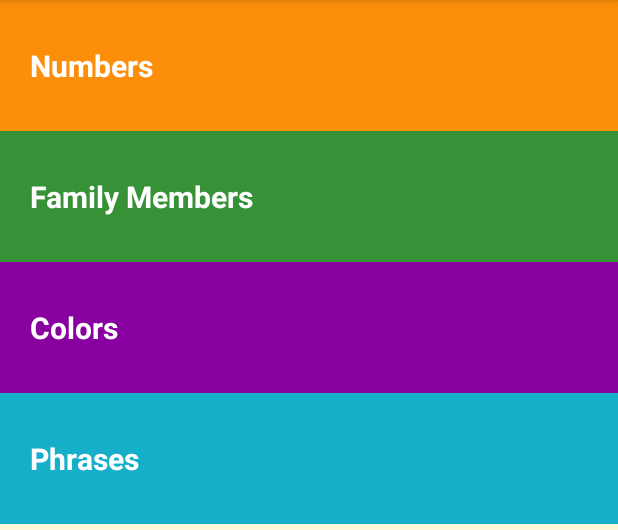
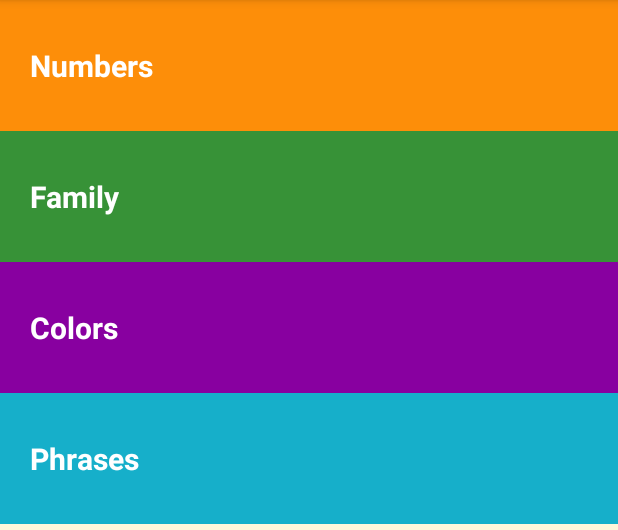
Before and after one commit to Christinepeng/LearningChineseBasicWordApp, an Android app: the screen it shows after launch (MainActivity), on a phone screen of 412 x 824 dp, the part 84-614 px from its top. Run offline under Robolectric (Android 15) with nearby library versions, the phone set to English and light mode, and no system bars.

Commit message:
MainActivity change to MVVM - finish

```diff
--- a/app/src/main/java/com/renameExample/android/learnChinese/view/CategoryAdapter.kt
+++ b/app/src/main/java/com/renameExample/android/learnChinese/view/CategoryAdapter.kt
@@ -1,25 +1,18 @@
 package com.renameExample.android.learnChinese.view
 
-import android.support.v4.content.ContextCompat
-import android.support.v7.widget.RecyclerView
 import android.view.LayoutInflater
 import android.view.View
 import android.view.ViewGroup
 import android.widget.TextView
+import androidx.core.content.ContextCompat
+import androidx.recyclerview.widget.DiffUtil
+import androidx.recyclerview.widget.ListAdapter
+import androidx.recyclerview.widget.RecyclerView
 import com.renameExample.android.learnChinese.R
+import com.renameExample.android.learnChinese.model.Category
 
-class CategoryAdapter(private val categories: List<String>) :
-    RecyclerView.Adapter<CategoryAdapter.ViewHolder>() {
-
-    inner class ViewHolder(itemView: View) : RecyclerView.ViewHolder(itemView) {
-        val categoryTextView: TextView = itemView.findViewById(R.id.categoryTextView)
-
-        init {
-            itemView.setOnClickListener { view ->
-                (view.context as MainActivity).onCategoryClicked(view)
-            }
-        }
-    }
+class CategoryAdapter(private val onClickListener: (Category) -> Unit) :
+    ListAdapter<Category, CategoryAdapter.ViewHolder>(CategoryDiffCallback()) {
 
     override fun onCreateViewHolder(parent: ViewGroup, viewType: Int): ViewHolder {
         val view = LayoutInflater.from(parent.context)
@@ -28,8 +21,9 @@ class CategoryAdapter(private val categories: List<String>) :
     }
 
     override fun onBindViewHolder(holder: ViewHolder, position: Int) {
-        val category = categories[position]
-        holder.categoryTextView.text = category
+        val category = getItem(position)
+        holder.bind(category)
+        holder.itemView.setOnClickListener { onClickListener(category) }
         when (position) {
             0 -> holder.itemView.setBackgroundColor(ContextCompat.getColor(holder.itemView.context, R.color.category_numbers))
             1 -> holder.itemView.setBackgroundColor(ContextCompat.getColor(holder.itemView.context, R.color.category_family))
@@ -40,7 +34,21 @@ class CategoryAdapter(private val categories: List<String>) :
         holder.itemView.tag = category
     }
 
-    override fun getItemCount(): Int {
-        return categories.size
+    class ViewHolder(itemView: View) : RecyclerView.ViewHolder(itemView) {
+        private val categoryTextView: TextView = itemView.findViewById(R.id.categoryTextView)
+
+        fun bind(category: Category) {
+            categoryTextView.text = category.name
+        }
+    }
+
+    private class CategoryDiffCallback : DiffUtil.ItemCallback<Category>() {
+        override fun areItemsTheSame(oldItem: Category, newItem: Category): Boolean {
+            return oldItem.name == newItem.name
+        }
+
+        override fun areContentsTheSame(oldItem: Category, newItem: Category): Boolean {
+            return oldItem == newItem
+        }
     }
 }
--- a/app/src/main/java/com/renameExample/android/learnChinese/view/MainActivity.kt
+++ b/app/src/main/java/com/renameExample/android/learnChinese/view/MainActivity.kt
@@ -2,39 +2,35 @@ package com.renameExample.android.learnChinese.view
 
 import android.content.Intent
 import android.os.Bundle
-import android.support.v7.app.AppCompatActivity
-import android.support.v7.widget.LinearLayoutManager
-import android.view.View
-import com.renameExample.android.learnChinese.R
+import androidx.appcompat.app.AppCompatActivity
+import androidx.recyclerview.widget.LinearLayoutManager
 import com.renameExample.android.learnChinese.databinding.ActivityMainBinding
+import com.renameExample.android.learnChinese.model.Category
+import com.renameExample.android.learnChinese.viewModel.CategoryViewModel
 
 class MainActivity : AppCompatActivity() {
     private val binding: ActivityMainBinding by lazy { ActivityMainBinding.inflate(layoutInflater) }
+    private lateinit var categoryViewModel: CategoryViewModel
+    private lateinit var categoryAdapter: CategoryAdapter
 
     override fun onCreate(savedInstanceState: Bundle?) {
         super.onCreate(savedInstanceState)
         setContentView(binding.root)
 
         binding.categoryRecyclerView.layoutManager = LinearLayoutManager(this)
-        binding.categoryRecyclerView.adapter = CategoryAdapter(getCategories())
+        categoryViewModel = CategoryViewModel()
+        categoryAdapter = CategoryAdapter { category -> onCategoryClicked(category) }
+        binding.categoryRecyclerView.adapter = categoryAdapter
+
+        categoryAdapter.submitList(categoryViewModel.getCategories())
     }
 
-    private fun getCategories(): List<String> {
-        return listOf(
-            getString(R.string.category_numbers),
-            getString(R.string.category_family),
-            getString(R.string.category_colors),
-            getString(R.string.category_phrases)
-        )
-    }
-
-    fun onCategoryClicked(view: View) {
-        val categoryName = view.tag as String
-        val intent = when (categoryName) {
-            getString(R.string.category_numbers) -> Intent(this, NumbersActivity::class.java)
-            getString(R.string.category_family) -> Intent(this, FamilyActivity::class.java)
-            getString(R.string.category_colors) -> Intent(this, ColorsActivity::class.java)
-            getString(R.string.category_phrases) -> Intent(this, PhrasesActivity::class.java)
+    private fun onCategoryClicked(category: Category) {
+        val intent = when (category.name) {
+            "Numbers" -> Intent(this, NumbersActivity::class.java)
+            "Family" -> Intent(this, FamilyActivity::class.java)
+            "Colors" -> Intent(this, ColorsActivity::class.java)
+            "Phrases" -> Intent(this, PhrasesActivity::class.java)
             else -> null
         }
         startActivity(intent)
--- a/app/src/main/java/com/renameExample/android/learnChinese/view/PhrasesActivity.kt
+++ b/app/src/main/java/com/renameExample/android/learnChinese/view/PhrasesActivity.kt
@@ -1,14 +1,14 @@
 package com.renameExample.android.learnChinese.view
 
-import android.arch.lifecycle.Observer
-import android.arch.lifecycle.ViewModelProvider
 import android.media.AudioManager
 import android.media.AudioManager.OnAudioFocusChangeListener
 import android.media.MediaPlayer
 import android.media.MediaPlayer.OnCompletionListener
 import android.os.Bundle
-import android.support.v7.app.AppCompatActivity
 import android.widget.AdapterView.OnItemClickListener
+import androidx.appcompat.app.AppCompatActivity
+import androidx.lifecycle.Observer
+import androidx.lifecycle.ViewModelProvider
 import com.renameExample.android.learnChinese.R
 import com.renameExample.android.learnChinese.databinding.WordListBinding
 import com.renameExample.android.learnChinese.viewModel.PhrasesViewModel
--- a/app/src/main/java/com/renameExample/android/learnChinese/view/WordAdapter.kt
+++ b/app/src/main/java/com/renameExample/android/learnChinese/view/WordAdapter.kt
@@ -1,13 +1,13 @@
 package com.renameExample.android.learnChinese.view
 
 import android.content.Context
-import android.support.v4.content.ContextCompat
 import android.view.LayoutInflater
 import android.view.View
 import android.view.ViewGroup
 import android.widget.ArrayAdapter
 import android.widget.ImageView
 import android.widget.TextView
+import androidx.core.content.ContextCompat
 import com.renameExample.android.learnChinese.R
 import com.renameExample.android.learnChinese.model.Word
 
--- a/app/src/main/java/com/renameExample/android/learnChinese/viewModel/NumbersViewModel.kt
+++ b/app/src/main/java/com/renameExample/android/learnChinese/viewModel/NumbersViewModel.kt
@@ -1,8 +1,8 @@
 package com.renameExample.android.learnChinese.viewModel
 
-import android.arch.lifecycle.LiveData
-import android.arch.lifecycle.MutableLiveData
-import android.arch.lifecycle.ViewModel
+import androidx.lifecycle.LiveData
+import androidx.lifecycle.MutableLiveData
+import androidx.lifecycle.ViewModel
 import com.renameExample.android.learnChinese.R
 import com.renameExample.android.learnChinese.model.Word
 
--- a/app/src/main/res/layout/activity_main.xml
+++ b/app/src/main/res/layout/activity_main.xml
@@ -7,7 +7,7 @@
     android:orientation="vertical"
     tools:context="com.renameExample.android.learnChinese.view.MainActivity">
 
-    <android.support.v7.widget.RecyclerView
+    <androidx.recyclerview.widget.RecyclerView
         android:id="@+id/categoryRecyclerView"
         android:layout_width="match_parent"
         android:layout_height="wrap_content"/>
--- a/gradle.properties
+++ b/gradle.properties
@@ -19,3 +19,5 @@
 android.defaults.buildfeatures.buildconfig=true
 android.nonFinalResIds=false
 android.nonTransitiveRClass=false
+android.useAndroidX=true
+android.enableJetifier=true
```
Also changed, not shown: app/build.gradle (+26 -0 lines), app/src/main/java/com/renameExample/android/learnChinese/view/ColorsActivity.kt (+5 -3 lines), app/src/main/java/com/renameExample/android/learnChinese/view/FamilyActivity.kt (+4 -3 lines), app/src/main/java/com/renameExample/android/learnChinese/view/NumbersActivity.kt (+4 -3 lines), app/src/main/java/com/renameExample/android/learnChinese/viewModel/ColorsViewModel.kt (+4 -3 lines), app/src/main/java/com/renameExample/android/learnChinese/viewModel/FamilyViewModel.kt (+4 -3 lines), app/src/main/java/com/renameExample/android/learnChinese/viewModel/PhrasesViewModel.kt (+4 -3 lines).
